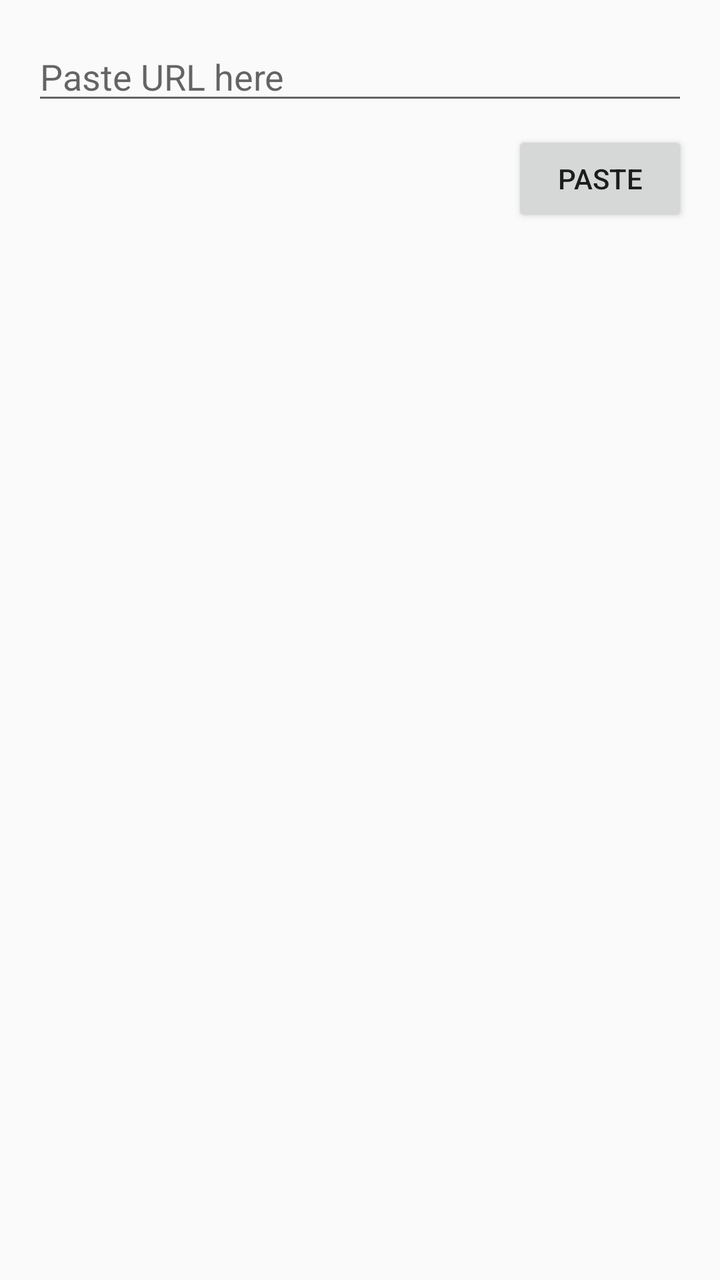
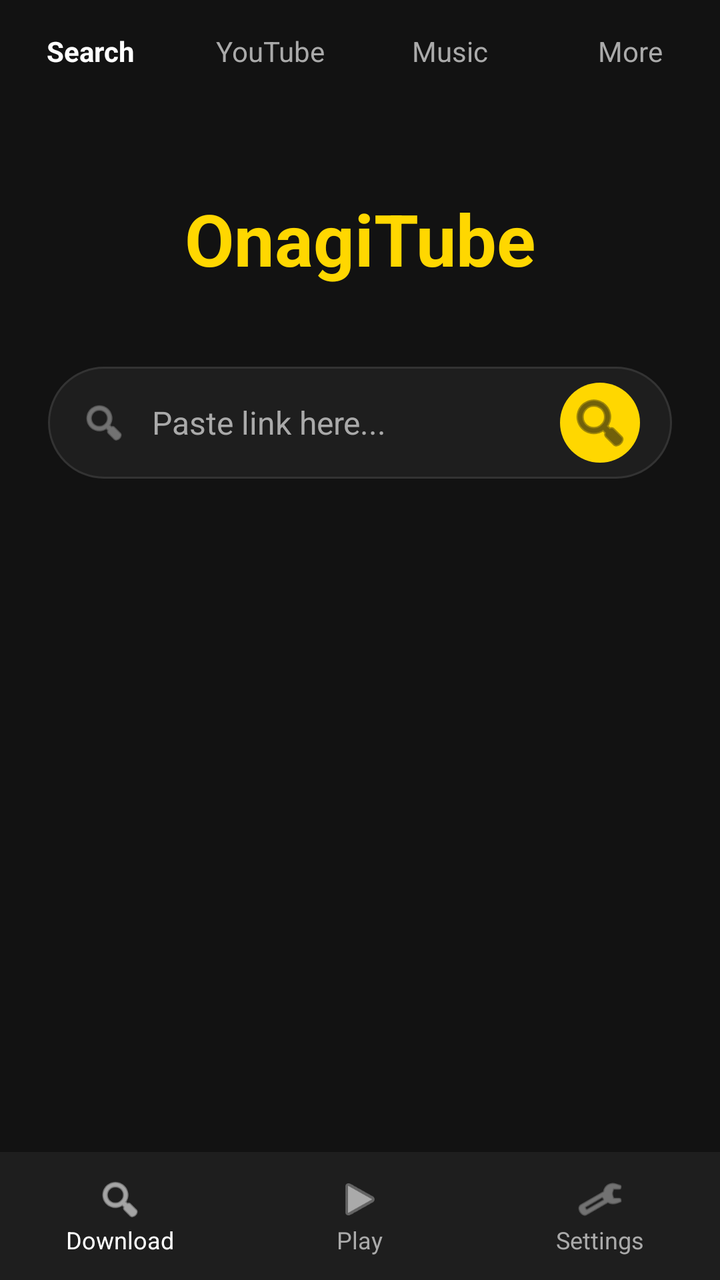

The first picture is an Android layout as it rendered before a commit; the second is the same layout after the commit. The layout source and the unified diff follow.
<!-- AndroidManifest.xml: application theme Theme.OnagiTube -->
<!-- res/layout/activity_main.xml -->
<?xml version="1.0" encoding="utf-8"?>
<LinearLayout xmlns:android="http://schemas.android.com/apk/res/android"
    android:layout_width="match_parent"
    android:layout_height="match_parent"
    android:orientation="vertical"
    android:padding="16dp">

    <EditText
        android:id="@+id/url_edit_text"
        android:layout_width="match_parent"
        android:layout_height="wrap_content"
        android:hint="Paste URL here"
        android:inputType="textWebEmailAddress" />

    <Button
        android:id="@+id/paste_button"
        android:layout_width="wrap_content"
        android:layout_height="wrap_content"
        android:layout_gravity="end"
        android:layout_marginTop="8dp"
        android:text="Paste" />
</LinearLayout>
<!-- resources referenced by this layout -->
<resources>
  <style name="Theme.OnagiTube" parent="Theme.AppCompat.DayNight.NoActionBar">
          <item name="colorPrimary">#FF6200EE</item>
          <item name="colorPrimaryDark">#FF3700B3</item>
          <item name="colorAccent">#FF03DAC5</item>
      </style>
</resources>

<!-- the commit's change to res/layout/activity_main.xml (unified diff, before → after) -->
@@ -1,22 +1,103 @@
 <?xml version="1.0" encoding="utf-8"?>
-<LinearLayout xmlns:android="http://schemas.android.com/apk/res/android"
+<androidx.constraintlayout.widget.ConstraintLayout xmlns:android="http://schemas.android.com/apk/res/android"
+    xmlns:app="http://schemas.android.com/apk/res-auto"
     android:layout_width="match_parent"
     android:layout_height="match_parent"
-    android:orientation="vertical"
-    android:padding="16dp">
+    android:background="@color/bg_dark">
 
-    <EditText
-        android:id="@+id/url_edit_text"
+    
+    <LinearLayout
+        android:id="@+id/topTabs"
         android:layout_width="match_parent"
         android:layout_height="wrap_content"
-        android:hint="Paste URL here"
-        android:inputType="textWebEmailAddress" />
+        android:orientation="horizontal"
+        android:paddingTop="16dp"
+        app:layout_constraintTop_toTopOf="parent">
 
-    <Button
-        android:id="@+id/paste_button"
+        <TextView android:layout_width="0dp" android:layout_height="wrap_content" android:layout_weight="1" android:text="Search" android:textColor="@color/text_primary" android:textStyle="bold" android:gravity="center" />
+        <TextView android:layout_width="0dp" android:layout_height="wrap_content" android:layout_weight="1" android:text="YouTube" android:textColor="@color/text_secondary" android:gravity="center" />
+        <TextView android:layout_width="0dp" android:layout_height="wrap_content" android:layout_weight="1" android:text="Music" android:textColor="@color/text_secondary" android:gravity="center" />
+        <TextView android:layout_width="0dp" android:layout_height="wrap_content" android:layout_weight="1" android:text="More" android:textColor="@color/text_secondary" android:gravity="center" />
+    </LinearLayout>
+
+    
+    <TextView
+        android:id="@+id/brandTitle"
         android:layout_width="wrap_content"
         android:layout_height="wrap_content"
-        android:layout_gravity="end"
-        android:layout_marginTop="8dp"
-        android:text="Paste" />
-</LinearLayout>
+        android:layout_marginTop="60dp"
+        android:text="OnagiTube"
+        android:textColor="@color/brand_yellow"
+        android:textSize="36sp"
+        android:textStyle="bold"
+        app:layout_constraintEnd_toEndOf="parent"
+        app:layout_constraintStart_toStartOf="parent"
+        app:layout_constraintTop_toBottomOf="@id/topTabs" />
+
+    
+    <LinearLayout
+        android:id="@+id/searchBar"
+        android:layout_width="match_parent"
+        android:layout_height="56dp"
+        android:layout_marginHorizontal="24dp"
+        android:layout_marginTop="40dp"
+        android:background="@drawable/bg_search_bar"
+        android:gravity="center_vertical"
+        android:orientation="horizontal"
+        android:paddingHorizontal="16dp"
+        app:layout_constraintTop_toBottomOf="@id/brandTitle">
+
+        <ImageView
+            android:layout_width="24dp"
+            android:layout_height="24dp"
+            android:src="@android:drawable/ic_menu_search"
+            app:tint="@color/text_secondary" />
+
+        <EditText
+            android:id="@+id/url_edit_text"
+            android:layout_width="0dp"
+            android:layout_height="match_parent"
+            android:layout_weight="1"
+            android:background="@null"
+            android:hint="Paste link here..."
+            android:inputType="textUri"
+            android:paddingHorizontal="12dp"
+            android:textColor="@color/text_primary"
+            android:textColorHint="@color/text_secondary"
+            android:textSize="16sp" />
+
+        <ImageButton
+            android:id="@+id/paste_button"
+            android:layout_width="40dp"
+            android:layout_height="40dp"
+            android:background="@drawable/bg_search_icon"
+            android:src="@android:drawable/ic_menu_search"
+            app:tint="@color/bg_dark" />
+    </LinearLayout>
+
+    
+    <LinearLayout
+        android:layout_width="match_parent"
+        android:layout_height="64dp"
+        android:background="@color/bg_surface"
+        android:orientation="horizontal"
+        android:gravity="center_vertical"
+        app:layout_constraintBottom_toBottomOf="parent">
+
+        <LinearLayout android:layout_width="0dp" android:layout_height="wrap_content" android:layout_weight="1" android:orientation="vertical" android:gravity="center">
+            <ImageView android:layout_width="24dp" android:layout_height="24dp" android:src="@android:drawable/ic_menu_search" app:tint="@color/text_primary"/>
+            <TextView android:layout_width="wrap_content" android:layout_height="wrap_content" android:text="Download" android:textColor="@color/text_primary" android:textSize="12sp"/>
+        </LinearLayout>
+        
+        <LinearLayout android:layout_width="0dp" android:layout_height="wrap_content" android:layout_weight="1" android:orientation="vertical" android:gravity="center">
+            <ImageView android:layout_width="24dp" android:layout_height="24dp" android:src="@android:drawable/ic_media_play" app:tint="@color/text_secondary"/>
+            <TextView android:layout_width="wrap_content" android:layout_height="wrap_content" android:text="Play" android:textColor="@color/text_secondary" android:textSize="12sp"/>
+        </LinearLayout>
+        
+        <LinearLayout android:layout_width="0dp" android:layout_height="wrap_content" android:layout_weight="1" android:orientation="vertical" android:gravity="center">
+            <ImageView android:layout_width="24dp" android:layout_height="24dp" android:src="@android:drawable/ic_menu_manage" app:tint="@color/text_secondary"/>
+            <TextView android:layout_width="wrap_content" android:layout_height="wrap_content" android:text="Settings" android:textColor="@color/text_secondary" android:textSize="12sp"/>
+        </LinearLayout>
+    </LinearLayout>
+
+</androidx.constraintlayout.widget.ConstraintLayout>
<!-- resource entries referenced after the edit -->
@@ -1,9 +1,30 @@
 <!-- resources referenced by this layout -->
 <resources>
+  <color name="bg_dark">#121212</color>
+  <color name="bg_surface">#1E1E1E</color>
+  <color name="brand_yellow">#FFD700</color>
+  <color name="text_primary">#FFFFFF</color>
+  <color name="text_secondary">#AAAAAA</color>
+  <!-- drawable bg_search_bar (drawable) -->
+  <?xml version="1.0" encoding="utf-8"?>
+  <shape xmlns:android="http://schemas.android.com/apk/res/android">
+      <solid android:color="@color/bg_surface" />
+      <corners android:radius="28dp" />
+      <stroke android:width="1dp" android:color="#333333" />
+  </shape>
+  <!-- drawable bg_search_icon (drawable) -->
+  <?xml version="1.0" encoding="utf-8"?>
+  <shape xmlns:android="http://schemas.android.com/apk/res/android">
+      <solid android:color="@color/brand_yellow" />
+      <corners android:radius="20dp" />
+  </shape>
   <style name="Theme.OnagiTube" parent="Theme.AppCompat.DayNight.NoActionBar">
-          <item name="colorPrimary">#FF6200EE</item>
-          <item name="colorPrimaryDark">#FF3700B3</item>
-          <item name="colorAccent">#FF03DAC5</item>
+          <item name="colorPrimary">@color/bg_dark</item>
+          <item name="colorPrimaryDark">@color/bg_dark</item>
+          <item name="colorAccent">@color/brand_yellow</item>
+          <item name="android:windowBackground">@color/bg_dark</item>
+          <item name="android:statusBarColor">@color/bg_dark</item>
+          <item name="android:navigationBarColor">@color/bg_dark</item>
       </style>
 </resources>
 
